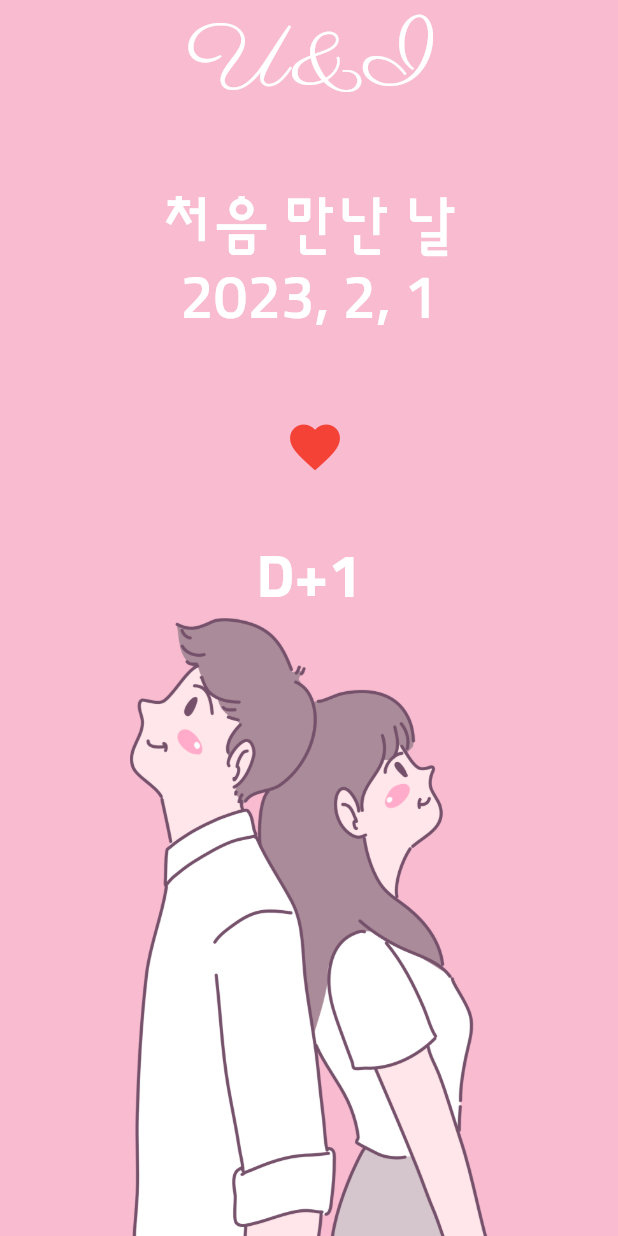
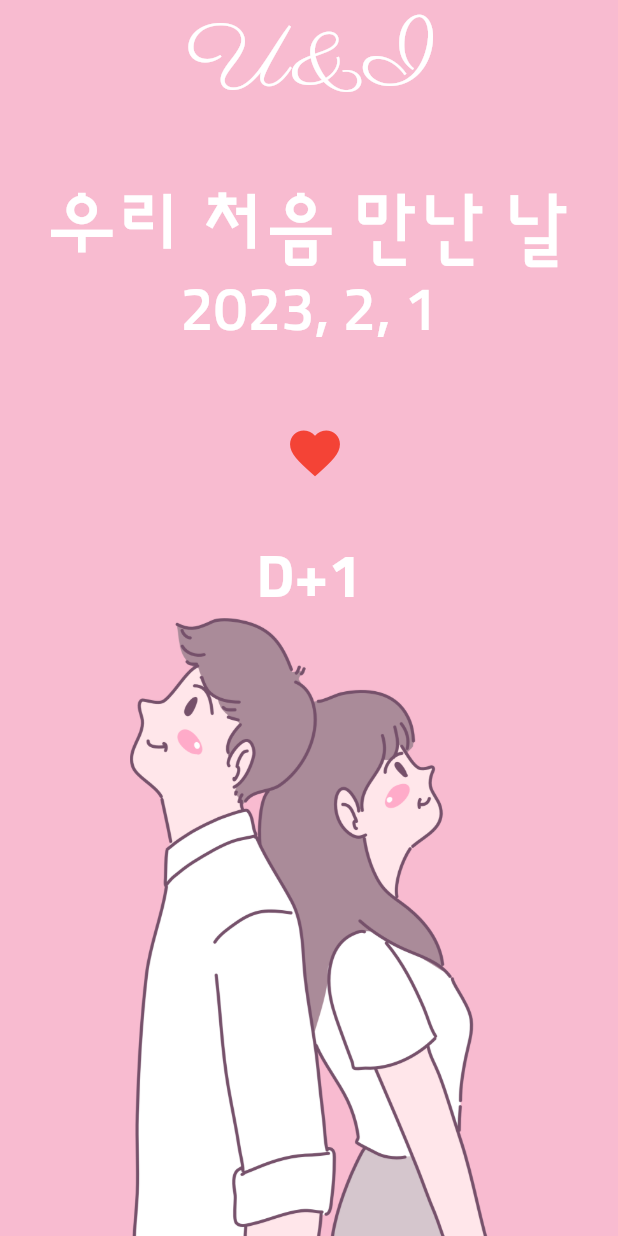
Before and after one commit to JaeHak1981/mac_project, a Flutter app: the screen it shows after launch, on a phone screen of 412 x 824 dp. Run offline on Flutter 3.47's test engine with Material 2 defaults, Android fonts, the phone set to English and light mode, and no system bars; our stand-ins replace webview_flutter.

Commit message:
2023/02/01 update

```diff
--- a/date_time/lib/main.dart
+++ b/date_time/lib/main.dart
@@ -2,7 +2,7 @@ import 'package:date_time/page/HomeScreen.dart';
 import 'package:flutter/cupertino.dart';
 import 'package:flutter/material.dart';
 
-void main() => runApp(MyApp());
+void main()=> runApp(MyApp());
 
 class MyApp extends StatelessWidget {
   const MyApp({Key? key}) : super(key: key);
@@ -12,16 +12,14 @@ class MyApp extends StatelessWidget {
     return MaterialApp(
       home: HomeScreen(),
       theme: ThemeData(
-          fontFamily: 'sunflower',
-          textTheme: TextTheme(
-              headline1: TextStyle(
-                  color: Colors.white, fontSize: 60, fontFamily: 'parisienne'),
-              bodyText1: TextStyle(color: Colors.white, fontSize: 40),
-              bodyText2: TextStyle(color: Colors.white, fontSize: 40),
-              headline2: TextStyle(
-                  color: Colors.white,
-                  fontSize: 40,
-                  fontWeight: FontWeight.w700))),
+        fontFamily: 'sunflower',
+        textTheme: TextTheme(
+          headline1: TextStyle(color: Colors.white, fontSize: 60, fontFamily: 'parisienne'),
+          bodyText1: TextStyle(color: Colors.white, fontSize: 50),
+          bodyText2: TextStyle(color: Colors.white, fontSize: 40),
+          headline2: TextStyle(color: Colors.white, fontSize: 40, fontWeight: FontWeight.w700)
+        )
+      ),
     );
   }
 }
--- a/date_time/lib/page/BottomPart.dart
+++ /dev/null
@@ -1,10 +0,0 @@
-import 'package:flutter/cupertino.dart';
-
-class BottomPart extends StatelessWidget {
-  const BottomPart({Key? key}) : super(key: key);
-
-  @override
-  Widget build(BuildContext context) {
-    return Expanded(child: Image.asset('asset/img/middle_image.png'));
-  }
-}
--- a/date_time/lib/page/HomeScreen.dart
+++ b/date_time/lib/page/HomeScreen.dart
@@ -1,5 +1,3 @@
-import 'package:date_time/page/BottomPart.dart';
-import 'package:date_time/page/TapPart.dart';
 import 'package:flutter/cupertino.dart';
 import 'package:flutter/material.dart';
 
@@ -11,7 +9,8 @@ class HomeScreen extends StatefulWidget {
 }
 
 class _HomeScreenState extends State<HomeScreen> {
-  DateTime selectedDate = DateTime.now();
+  DateTime selectedDate =
+      DateTime(DateTime.now().year, DateTime.now().month, DateTime.now().day);
 
   @override
   Widget build(BuildContext context) {
@@ -22,8 +21,8 @@ class _HomeScreenState extends State<HomeScreen> {
           width: MediaQuery.of(context).size.width,
           child: Column(
             children: [
-              TapPart(selectedDate: selectedDate, onPressed: onHartPressed,),
-              BottomPart(),
+              _TapPart(selectedDate: selectedDate, onPressed: onHartPressed ,),
+              _BottomPart(),
             ],
           ),
         ),
@@ -34,12 +33,12 @@ class _HomeScreenState extends State<HomeScreen> {
     showCupertinoDialog(
         barrierDismissible: true,
         context: context,
-        builder: (context) {
+        builder: (BuildContext context) {
           return Align(
             alignment: Alignment.bottomCenter,
             child: Container(
+              height: 300,
               color: Colors.white,
-              height: 300,
               child: CupertinoDatePicker(
                 initialDateTime: selectedDate,
                 maximumDate: DateTime.now(),
@@ -55,3 +54,62 @@ class _HomeScreenState extends State<HomeScreen> {
         });
   }
 }
+
+class _TapPart extends StatelessWidget {
+  final DateTime selectedDate;
+  final VoidCallback onPressed;
+
+  _TapPart({required this.onPressed, required this.selectedDate, Key? key})
+      : super(key: key);
+
+  @override
+  Widget build(BuildContext context) {
+    DateTime now = DateTime.now();
+
+    ThemeData theme = Theme.of(context);
+    TextTheme textTheme = theme.textTheme;
+    return Expanded(
+      child: Column(
+        mainAxisAlignment: MainAxisAlignment.spaceBetween,
+        children: [
+          Text(
+            'U&I',
+            style: textTheme.headline1,
+          ),
+          Column(
+            children: [
+              Text(
+                '우리 처음 만난 날',
+                style: textTheme.bodyText1,
+              ),
+              Text(
+                '${selectedDate.year}, ${selectedDate.month}, ${selectedDate.day}',
+                style: textTheme.bodyText2,
+              ),
+            ],
+          ),
+          IconButton(
+              onPressed: onPressed,
+              icon: Icon(
+                Icons.favorite,
+                color: Colors.red,
+                size: 40,
+              )),
+          Text(
+            'D+${DateTime(now.year, now.month, now.day).difference(selectedDate).inDays + 1}',
+            style: textTheme.headline2,
+          )
+        ],
+      ),
+    );
+  }
+}
+
+class _BottomPart extends StatelessWidget {
+  const _BottomPart({Key? key}) : super(key: key);
+
+  @override
+  Widget build(BuildContext context) {
+    return Expanded(child: Image.asset('asset/img/middle_image.png'));
+  }
+}
--- a/date_time/lib/page/TapPart.dart
+++ /dev/null
@@ -1,50 +0,0 @@
-import 'package:flutter/cupertino.dart';
-import 'package:flutter/material.dart';
-
-class TapPart extends StatelessWidget {
-  final DateTime selectedDate;
-  final VoidCallback  onPressed;
-
-  TapPart({required this.selectedDate, required this.onPressed, Key? key}) : super(key: key);
-
-  @override
-  Widget build(BuildContext context) {
-    final DateTime now = DateTime.now();
-    final ThemeData theme = Theme.of(context);
-    final TextTheme textTheme = theme.textTheme;
-    return Expanded(
-      child: Column(
-        mainAxisAlignment: MainAxisAlignment.spaceBetween,
-        children: [
-          Text(
-            "U&I",
-            style: textTheme.headline1,
-          ),
-          Column(
-            children: [
-              Text(
-                "처음 만난 날",
-                style: textTheme.bodyText1,
-              ),
-              Text(
-                '${selectedDate.year}, ${selectedDate.month}, ${selectedDate.day}',
-                style: textTheme.bodyText2,
-              ),
-            ],
-          ),
-          IconButton(
-              onPressed: onPressed,
-              icon: Icon(
-                Icons.favorite,
-                color: Colors.red,
-                size: 40,
-              )),
-          Text(
-            'D+${DateTime(now.year, now.month, now.day).difference(selectedDate).inDays + 1}',
-            style: textTheme.headline2,
-          )
-        ],
-      ),
-    );
-  }
-}
--- a/page_view/lib/main.dart
+++ b/page_view/lib/main.dart
@@ -2,7 +2,7 @@ import 'package:flutter/cupertino.dart';
 import 'package:flutter/material.dart';
 import 'package:page_view/page/HomeScreen.dart';
 
-void main()=>runApp(MyApp());
+void main()=> runApp(MyApp());
 
 class MyApp extends StatelessWidget {
   const MyApp({Key? key}) : super(key: key);
--- a/web_view/lib/main.dart
+++ b/web_view/lib/main.dart
@@ -2,7 +2,7 @@ import 'package:flutter/cupertino.dart';
 import 'package:flutter/material.dart';
 import 'package:web_view/page/HomeScreen.dart';
 
-void main()=>runApp(MyApp());
+void main()=> runApp(MyApp());
 
 class MyApp extends StatelessWidget {
   const MyApp({Key? key}) : super(key: key);
--- a/web_view/lib/page/HomeScreen.dart
+++ b/web_view/lib/page/HomeScreen.dart
@@ -2,36 +2,26 @@ import 'package:flutter/material.dart';
 import 'package:webview_flutter/webview_flutter.dart';
 
 class HomeScreen extends StatelessWidget {
-  final homeUrl =
-      'https://bubbly-cause-fb4.notion.site/Class-c3284153a2074e9fa8423c193cba40bf';
+  final homeUrl = 'https://bubbly-cause-fb4.notion.site/Class-c3284153a2074e9fa8423c193cba40bf';
   WebViewController? controller;
 
-  HomeScreen({Key? key}) : super(key: key);
+   HomeScreen({Key? key}) : super(key: key);
 
   @override
   Widget build(BuildContext context) {
     return Scaffold(
       appBar: AppBar(
-        title: Text('Home Screen'),
-        centerTitle: true,
-        backgroundColor: Colors.orange,
-        actions: [
-          IconButton(
-              onPressed: () {
-                if (controller == null) {
-                  return;
-                }
-                controller!.loadUrl(homeUrl);
-              },
-              icon: Icon(Icons.home))
-        ],
+        actions: [IconButton(onPressed: (){
+          if(controller ==null){
+            return;
+          }
+          controller!.loadUrl(homeUrl);
+        }, icon: Icon(Icons.home))],
       ),
       body: WebView(
-        initialUrl: homeUrl,
+        onWebViewCreated: (WebViewController controller){this.controller = controller;},
+        initialUrl:homeUrl,
         javascriptMode: JavascriptMode.unrestricted,
-        onWebViewCreated: (WebViewController controller) {
-          this.controller = controller;
-        },
       ),
     );
   }
```
Also changed, not shown: page_view/lib/page/HomeScreen.dart (+6 -7 lines).
